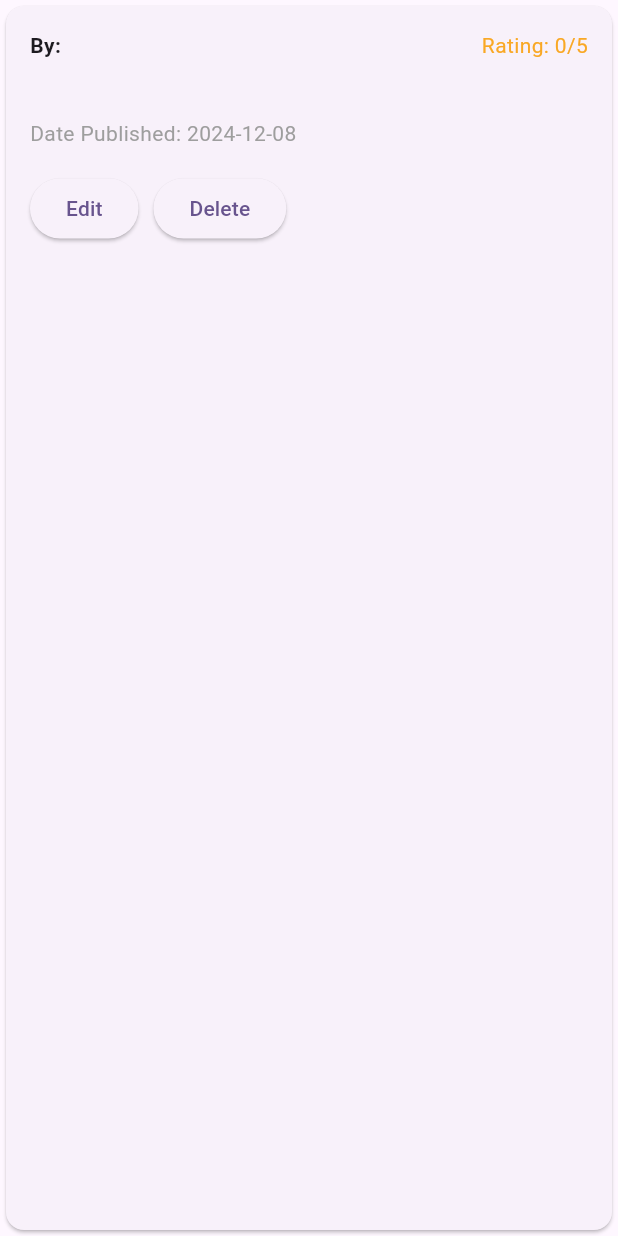
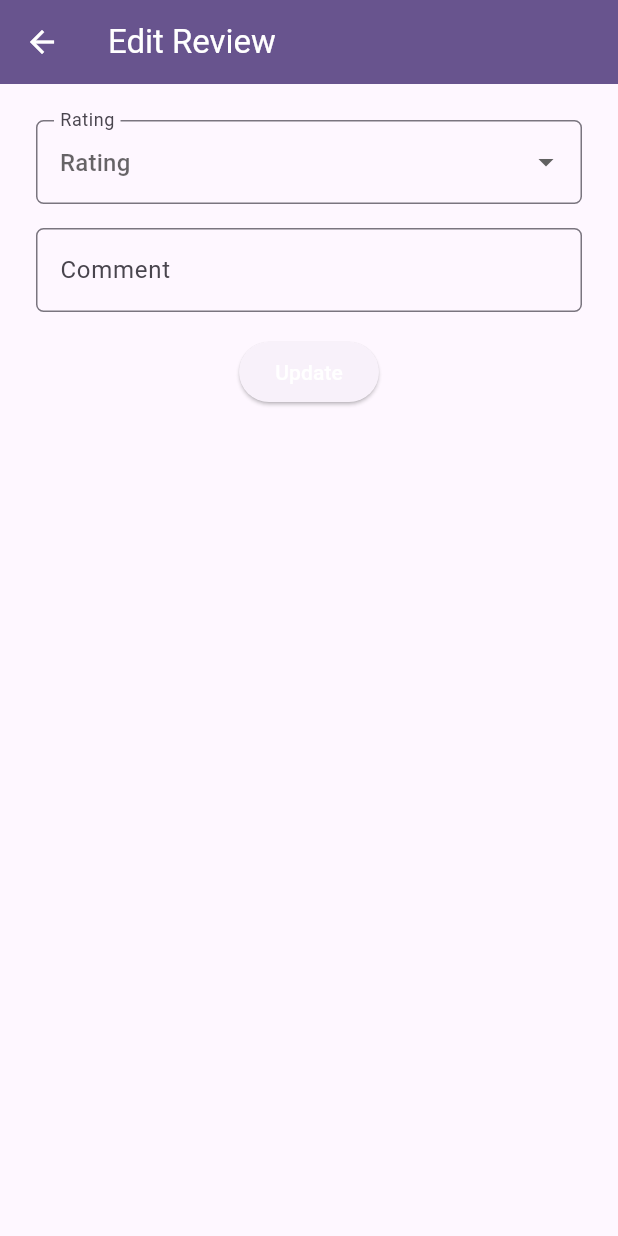
Before and after one commit to PBP24-D10/sobat-mobile, a Flutter app: the ReviewTile widget shown alone on an empty page, opened directly with empty values, after a tap on "Edit", on a phone screen of 412 x 824 dp. Run offline on Flutter 3.47's test engine with Material 3 defaults, Android fonts, the phone set to English and light mode, and no system bars; our stand-ins replace font_awesome_flutter, google_fonts, google_nav_bar; missing offline and left inert: pbp_django_auth.

Commit message:
Added Review Edit & Delete Functionality

```diff
--- /dev/null
+++ b/lib/review/screens/review_edit_page.dart
@@ -0,0 +1,152 @@
+import 'dart:convert';
+import 'package:flutter/material.dart';
+import 'package:pbp_django_auth/pbp_django_auth.dart';
+import 'package:provider/provider.dart';
+
+class EditReviewPage extends StatefulWidget {
+  final String reviewID;
+  final String productID;
+  final int initialRating;
+  final String initialComment;
+
+  const EditReviewPage({
+    super.key,
+    required this.reviewID,
+    required this.productID,
+    required this.initialRating,
+    required this.initialComment,
+  });
+
+  @override
+  State<EditReviewPage> createState() => _EditReviewPageState();
+}
+
+class _EditReviewPageState extends State<EditReviewPage> {
+  final _formKey = GlobalKey<FormState>();
+  String _comment = "";
+  int? _rating;
+
+  @override
+  void initState() {
+    super.initState();
+    _rating = widget.initialRating;
+    _comment = widget.initialComment;
+  }
+
+  @override
+  Widget build(BuildContext context) {
+    final request = context.watch<CookieRequest>();
+    return Scaffold(
+      appBar: AppBar(
+        title: const Text('Edit Review'),
+        backgroundColor: Theme.of(context).colorScheme.primary,
+        foregroundColor: Colors.white,
+      ),
+      body: Form(
+        key: _formKey,
+        child: SingleChildScrollView(
+          padding: const EdgeInsets.all(16.0),
+          child: Column(
+            crossAxisAlignment: CrossAxisAlignment.start,
+            children: [
+              Padding(
+                padding: const EdgeInsets.all(8.0),
+                child: DropdownButtonFormField<int>(
+                  value: _rating,
+                  decoration: InputDecoration(
+                    hintText: "Rating",
+                    labelText: "Rating",
+                    border: OutlineInputBorder(
+                      borderRadius: BorderRadius.circular(5.0),
+                    ),
+                  ),
+                  items: List.generate(5, (index) {
+                    int rating = index + 1;
+                    return DropdownMenuItem(
+                      value: rating,
+                      child: Text("$rating Star${rating > 1 ? 's' : ''}"),
+                    );
+                  }),
+                  onChanged: (int? value) {
+                    setState(() {
+                      _rating = value;
+                    });
+                  },
+                  validator: (int? value) {
+                    if (value == null) {
+                      return "Please rate the product!";
+                    }
+                    return null;
+                  },
+                ),
+              ),
+              Padding(
+                padding: const EdgeInsets.all(8.0),
+                child: TextFormField(
+                  initialValue: _comment,
+                  decoration: InputDecoration(
+                    hintText: "Comment",
+                    labelText: "Comment",
+                    border: OutlineInputBorder(
+                      borderRadius: BorderRadius.circular(5.0),
+                    ),
+                  ),
+                  onChanged: (String? value) {
+                    setState(() {
+                      _comment = value!;
+                    });
+                  },
+                  validator: (String? value) {
+                    if (value == null || value.isEmpty) {
+                      return "Fill in the comment!";
+                    }
+                    return null;
+                  },
+                ),
+              ),
+              Align(
+                alignment: Alignment.bottomCenter,
+                child: Padding(
+                  padding: const EdgeInsets.all(8.0),
+                  child: ElevatedButton(
+                    onPressed: () async {
+                      if (_formKey.currentState!.validate()) {
+                        final response = await request.postJson(
+                          "http://localhost:8000/review/${widget.productID}/${widget.reviewID}/edit-flutter/",
+                          jsonEncode(<String, dynamic>{
+                            'rating': _rating,
+                            'comment': _comment,
+                          }),
+                        );
+                        if (context.mounted) {
+                          if (response['status'] == 'success') {
+                            ScaffoldMessenger.of(context).showSnackBar(
+                              const SnackBar(
+                                content: Text("Review has been updated!"),
+                              ),
+                            );
+                            Navigator.pop(context);
+                          } else {
+                            ScaffoldMessenger.of(context).showSnackBar(
+                              const SnackBar(
+                                content: Text("An error occurred. Please try again."),
+                              ),
+                            );
+                          }
+                        }
+                      }
+                    },
+                    child: const Text(
+                      "Update",
+                      style: TextStyle(color: Colors.white),
+                    ),
+                  ),
+                ),
+              ),
+            ],
+          ),
+        ),
+      ),
+    );
+  }
+}
--- a/lib/review/widgets/review_card.dart
+++ b/lib/review/widgets/review_card.dart
@@ -1,12 +1,19 @@
 import 'package:flutter/material.dart';
 import 'package:sobat_mobile/review/models/review.dart';
+import 'package:sobat_mobile/review/screens/review_edit_page.dart';
+import 'package:pbp_django_auth/pbp_django_auth.dart';
+import 'package:provider/provider.dart';
 
 class ReviewTile extends StatelessWidget {
   final Review item;
-  const ReviewTile(this.item, {super.key});
+  final Function onDelete;
+
+  const ReviewTile(this.item, {super.key, required this.onDelete});
 
   @override
   Widget build(BuildContext context) {
+    final request = context.read<CookieRequest>();
+
     return Card(
       child: Padding(
         padding: const EdgeInsets.all(16.0),
@@ -34,19 +41,82 @@ class ReviewTile extends StatelessWidget {
             const SizedBox(height: 8),
             Text(
               "Date Published: ${item.dateCreated.toLocal().toString().split(' ')[0]}",
-              style: const TextStyle(color: Colors.grey),
+              style: const TextStyle(color: Color.fromARGB(255, 127, 127, 127)),
             ),
             const SizedBox(height: 16),
             Row(
               children: [
                 ElevatedButton(
                   onPressed: () {
+                    Navigator.push(
+                      context,
+                      MaterialPageRoute(
+                        builder: (context) => EditReviewPage(
+                          reviewID: item.id,
+                          productID: item.product,
+                          initialRating: item.rating,
+                          initialComment: item.comment,
+                        ),
+                      ),
+                    ).then((value) {
+                      if (context.mounted) {
+                        if (value == true) {
+                          ScaffoldMessenger.of(context).showSnackBar(
+                            const SnackBar(
+                              content: Text("Review successfully updated!"),
+                            ),
+                          );
+                        }
+                      }
+                    });
                   },
                   child: const Text("Edit"),
                 ),
                 const SizedBox(width: 10),
                 ElevatedButton(
-                  onPressed: () {
+                  style: ElevatedButton.styleFrom(backgroundColor: Colors.red),
+                  onPressed: () async {
+                    // Show confirmation dialog
+                    bool? confirmDelete = await showDialog<bool>(
+                      context: context,
+                      builder: (context) => AlertDialog(
+                        title: const Text("Confirm Delete"),
+                        content: const Text("Are you sure you want to delete this review?"),
+                        actions: [
+                          TextButton(
+                            onPressed: () => Navigator.pop(context, false),
+                            child: const Text("Cancel"),
+                          ),
+                          TextButton(
+                            onPressed: () => Navigator.pop(context, true),
+                            child: const Text("Delete"),
+                          ),
+                        ],
+                      ),
+                    );
+
+                    if (confirmDelete == true) {
+                      final response = await request.postJson(
+                        "http://localhost:8000/review/${item.product}/${item.id}/delete-flutter/",
+                        {},
+                      );
+                      if (context.mounted) {
+                        if (response['status'] == 'success') {
+                          ScaffoldMessenger.of(context).showSnackBar(
+                            const SnackBar(
+                              content: Text("Review successfully deleted!"),
+                            ),
+                          );
+                          onDelete();
+                        } else {
+                          ScaffoldMessenger.of(context).showSnackBar(
+                            const SnackBar(
+                              content: Text("Failed to delete review. Please try again."),
+                            ),
+                          );
+                        }
+                      }
+                    }
                   },
                   child: const Text("Delete"),
                 ),
```
Also changed, not shown: lib/review/screens/review_page.dart (+29 -6 lines), lib/review/screens/review_add_form.dart (renamed from lib/review/screens/review_form.dart).
